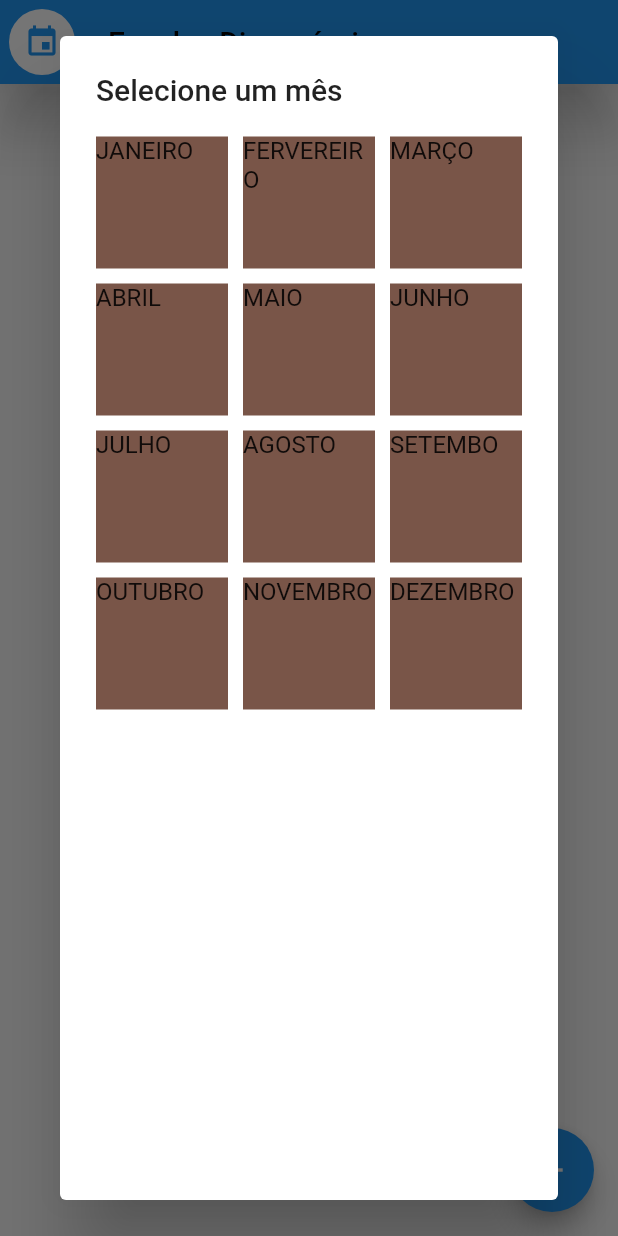
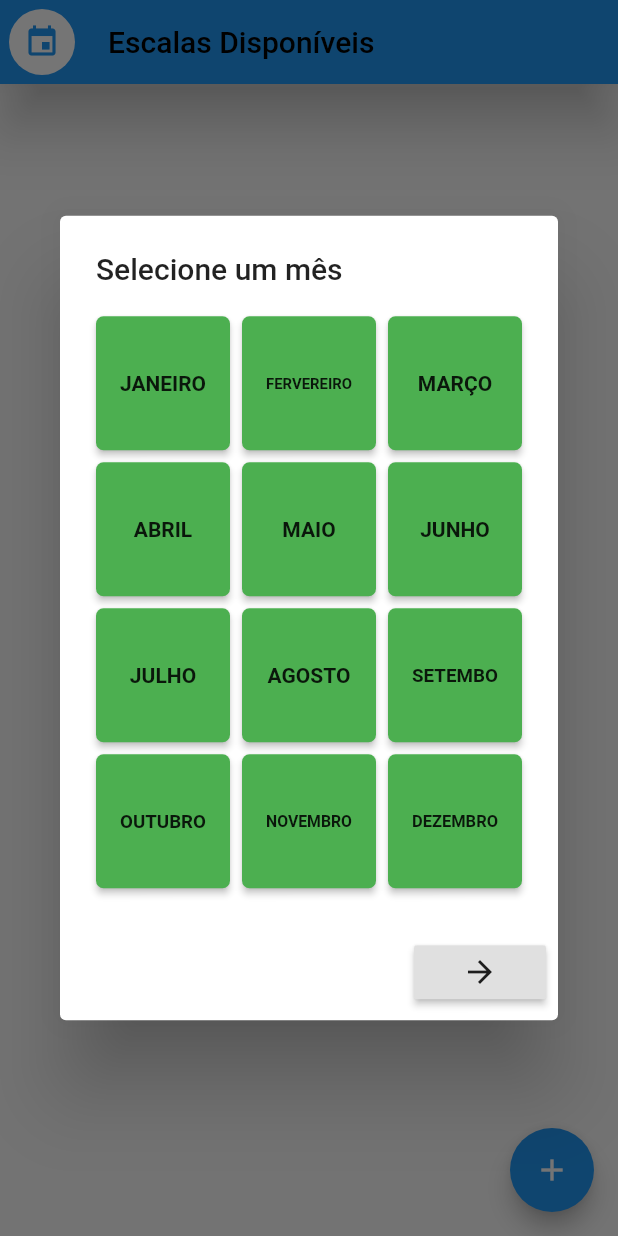
Before and after one commit to MrHenri/ccms, a Flutter app: the EscalaPage screen opened by its route, after a tap on the "add" icon, on a phone screen of 412 x 824 dp. Run offline on Flutter 3.47's test engine with Material 2 defaults, Android fonts, the phone set to English and light mode, and no system bars; our stand-ins replace chewie, cloud_firestore, date_format, firebase_auth, flushbar, flutter_spinkit and 1 more; accounts and stored records are empty.

Commit message:
Adicionado pops dialog on EscalaPage

```diff
--- a/lib/backend/models/type_driver.dart
+++ b/lib/backend/models/type_driver.dart
@@ -1,5 +1,3 @@
-import 'package:date_format/date_format.dart';
-
 enum TypeDriver{
  None,
  A,
--- a/lib/backend/models/user_group.dart
+++ b/lib/backend/models/user_group.dart
@@ -1,6 +1,6 @@
 import 'package:ccms/backend/models/user.dart';
 import 'package:ccms/backend/models/user_type.dart';
-import 'package:cloud_firestore/cloud_firestore.dart';
+
 
 class UserGroup {
   ///attributes
--- a/lib/frontend/pages/escala_page.dart
+++ b/lib/frontend/pages/escala_page.dart
@@ -34,35 +34,83 @@ class _EscalaPageState extends State<EscalaPage> {
       ),
       floatingActionButton: FloatingActionButton(
         onPressed: () {
-          showSelectLeaders();
+          popMonthsEscala();
         },
         child: Icon(Icons.add),
       ),
     );
   }
 
-  showSelectLeaders() {
+
+  popTypeCulto(){
+    showDialog(
+      context: context,
+      builder: (BuildContext context){
+        return AlertDialog(
+          actions: <Widget>[
+            RaisedButton(
+              onPressed: () => changePop(false),
+              child: Icon(Icons.arrow_back),
+            ),
+            RaisedButton(
+              onPressed: () => Navigator.pop(context),
+              child: Icon(Icons.arrow_forward),
+            ),
+          ],
+        );
+      }
+    );
+  }
+
+  changePop(bool popDialog){
+    if(popDialog){
+      Navigator.pop(context);
+      popTypeCulto();
+    }else{
+      Navigator.pop(context);
+      popMonthsEscala();
+    }
+  }
+
+  popMonthsEscala() {
     showDialog(
         context: context,
         builder: (BuildContext context) {
           return AlertDialog(
+            actions: <Widget>[
+              RaisedButton(
+                onPressed: () => changePop(true),
+                child: Icon(Icons.arrow_forward),
+              )
+            ],
               title: Text("Selecione um mês"),
               content: Container(
                 width: MediaQuery.of(context).size.width,
-                height: MediaQuery.of(context).size.height,
                 child: GridView.count(
-                  crossAxisSpacing: 10,
-                  mainAxisSpacing: 10,
-                  crossAxisCount: 3,
-                  shrinkWrap: true,
-                  children: List.generate(12, (index) {
-                    return Container(
-                      color: Colors.brown,
-                      child: Text(meses[index]),
-                    );
-                  })
-                ),
-              )
+                        crossAxisSpacing: 8,
+                        mainAxisSpacing: 8,
+                        crossAxisCount: MediaQuery.of(context).orientation == Orientation.portrait ? 3 : 6,
+                        shrinkWrap: true,
+                        children: List.generate(12, (index) {
+                          return RaisedButton(
+                            shape: RoundedRectangleBorder(borderRadius: BorderRadius.circular(5)),
+                            onPressed: (){
+                            },
+                            color: Colors.green,
+                            child: FittedBox(
+                              fit: BoxFit.cover,
+                              child: Text(
+                                  meses[index],
+                                textAlign: TextAlign.center,
+                                style: TextStyle(
+                                  fontWeight: FontWeight.bold
+                                ),
+                              ),
+                            ),
+                          );
+                        })
+                    ),
+              ),
           );
         });
   }
--- a/pubspec.yaml
+++ b/pubspec.yaml
@@ -17,11 +17,11 @@ environment:
   sdk: ">=2.1.0 <3.0.0"
 
 dependencies:
-  firebase_auth: ^0.15.5+3
-  cloud_firestore: ^0.13.4+2
+  firebase_auth: ^0.16.1
+  cloud_firestore: ^0.13.6
   flutter:
     sdk: flutter
-  flutter_spinkit: ^4.1.2
+  flutter_spinkit: ^4.1.2+1
   date_format: ^1.0.8
   flushbar: ^1.10.4
   video_player: ^0.10.11+1
```
Also changed, not shown: lib/backend/models/culto_type.dart (added, +18 -0 lines), lib/backend/models/escala.dart (added, +8 -0 lines), pubspec.lock.
